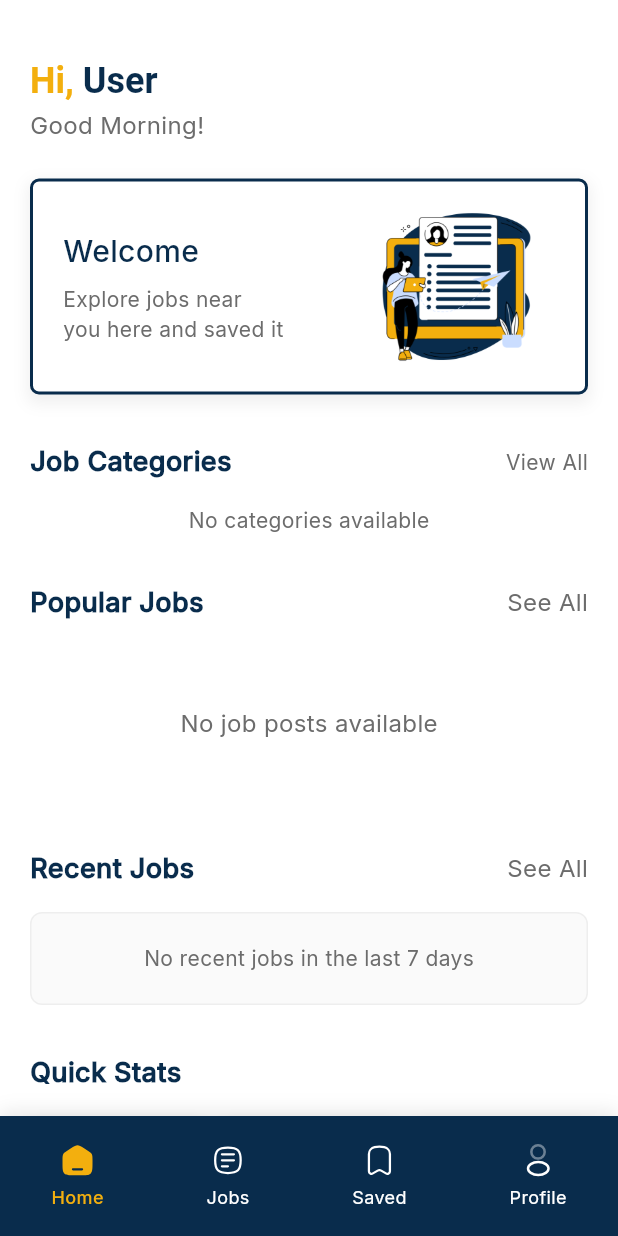
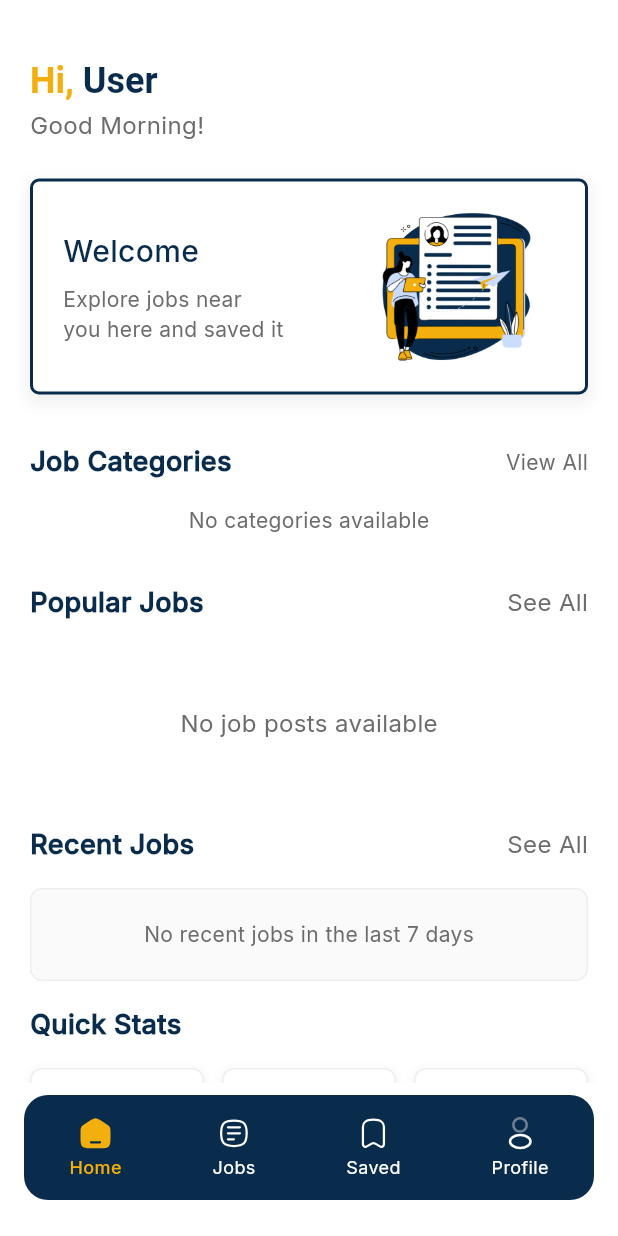
Before and after one commit to tjmagpantay/sikap_mobile_app, a Flutter app: the HomePage screen opened by its route, on a phone screen of 412 x 824 dp. Run offline on Flutter 3.47's test engine with Material 3 defaults, Android fonts, the phone set to English and light mode, and no system bars; our stand-ins replace flutter_svg, permission_handler, shared_preferences; accounts and stored records are empty; network calls fail.

Commit message:
updated the UI

```diff
--- a/lib/pages/explore_screen.dart
+++ b/lib/pages/explore_screen.dart
@@ -135,7 +135,7 @@ class _ExploreScreenState extends State<ExploreScreen> {
         return AlertDialog(
           backgroundColor: AppColors.lightBlue,
           shape: RoundedRectangleBorder(
-            borderRadius: BorderRadius.circular(6),
+            borderRadius: BorderRadius.circular(8),
           ),
           title: const Text(
             'Login Required',
@@ -202,7 +202,7 @@ class _ExploreScreenState extends State<ExploreScreen> {
     return Scaffold(
       backgroundColor: Colors.white,
       appBar: AppBar(
-        backgroundColor: Colors.white,
+        backgroundColor: const Color.fromARGB(255, 255, 255, 255),
         elevation: 0,
         title: const Text(
           'Explore Jobs',
--- a/lib/pages/home_screen.dart
+++ b/lib/pages/home_screen.dart
@@ -492,7 +492,7 @@ class _HomePageState extends State<HomePage> {
                           .toList(),
                     ),
 
-              const SizedBox(height: 32),
+              const SizedBox(height: 16),
 
               // Recent Jobs Section
               Row(
@@ -561,7 +561,7 @@ class _HomePageState extends State<HomePage> {
                           .toList(),
                     ),
 
-              const SizedBox(height: 32),
+              const SizedBox(height: 16),
 
               // Quick Stats Section
               const Text(
@@ -609,7 +609,7 @@ class _HomePageState extends State<HomePage> {
               ),
 
               // Bottom spacing for navigation bar
-              const SizedBox(height: 100),
+              const SizedBox(height: 25),
             ],
           ),
         ),
--- a/lib/widgets/bottom_navbar.dart
+++ b/lib/widgets/bottom_navbar.dart
@@ -14,19 +14,19 @@ class BottomNavBar extends StatelessWidget {
 
   @override
   Widget build(BuildContext context) {
-    return Container(
-      height: 80, // Reduced from 110 to 80
-      decoration: BoxDecoration(
-        color: AppColors.primary,
-        boxShadow: [
-          BoxShadow(
-            color: Colors.black.withOpacity(0.1),
-            blurRadius: 10,
-            offset: const Offset(0, -2),
-          ),
-        ],
-      ),
-      child: SafeArea(
+    return Padding(
+      padding: const EdgeInsets.only(
+        left: 16,
+        right: 16,
+        bottom: 24,
+        top: 8,
+      ), // top: 2
+      child: Container(
+        height: 70,
+        decoration: BoxDecoration(
+          color: AppColors.primary, // Main background is primary
+          borderRadius: BorderRadius.circular(16),
+        ),
         child: Row(
           mainAxisAlignment: MainAxisAlignment.spaceAround,
           children: [
@@ -43,7 +43,6 @@ class BottomNavBar extends StatelessWidget {
   Widget _buildNavItem(int index, String iconName, String label) {
     final bool isActive = currentIndex == index;
 
-    // Fixed icon path logic to handle 'saved' correctly
     String iconPath;
     if (isActive) {
       iconPath = 'assets/icons/$iconName-secondary.svg';
@@ -54,7 +53,10 @@ class BottomNavBar extends StatelessWidget {
     return GestureDetector(
       onTap: () => onTap(index),
       child: Container(
-        padding: const EdgeInsets.symmetric(vertical: 8), // Adjusted padding
+        padding: const EdgeInsets.symmetric(vertical: 6, horizontal: 12),
+        decoration: isActive
+            ? BoxDecoration(borderRadius: BorderRadius.circular(8))
+            : null,
         child: Column(
           mainAxisSize: MainAxisSize.min,
           children: [
@@ -63,10 +65,11 @@ class BottomNavBar extends StatelessWidget {
               width: 24,
               height: 24,
               colorFilter: ColorFilter.mode(
-                isActive ? AppColors.secondary : Colors.white,
+                isActive
+                    ? AppColors.secondary
+                    : Colors.white, // Active: secondary, Inactive: white
                 BlendMode.srcIn,
               ),
-              // Add error handling
               errorBuilder: (context, error, stackTrace) {
                 return Icon(
                   _getIconFallback(iconName),
@@ -75,11 +78,13 @@ class BottomNavBar extends StatelessWidget {
                 );
               },
             ),
-            const SizedBox(height: 4),
+            const SizedBox(height: 2),
             Text(
               label,
               style: TextStyle(
-                color: isActive ? AppColors.secondary : Colors.white,
+                color: isActive
+                    ? AppColors.secondary
+                    : Colors.white, // Active: secondary, Inactive: white
                 fontSize: 12,
                 fontFamily: 'Inter',
                 fontWeight: isActive ? FontWeight.w600 : FontWeight.w400,
@@ -91,7 +96,6 @@ class BottomNavBar extends StatelessWidget {
     );
   }
 
-  // Helper method for icon fallbacks
   IconData _getIconFallback(String iconName) {
     switch (iconName) {
       case 'home':
```
Also changed, not shown: lib/pages/saved_jobs.dart (+13 -20 lines).
